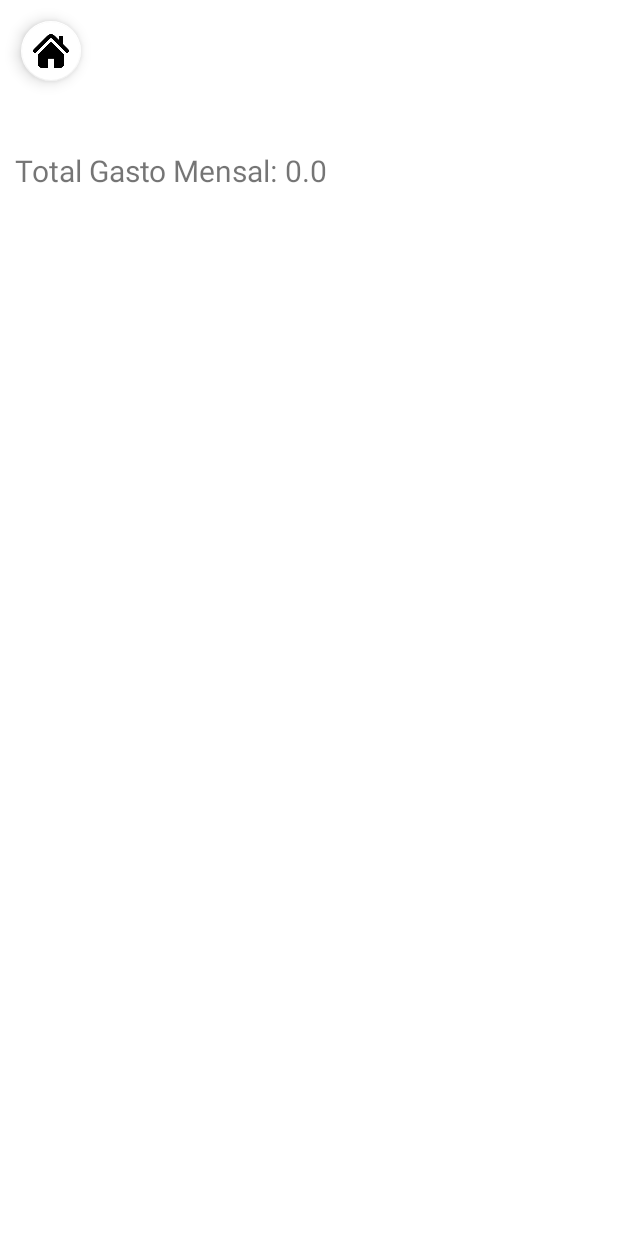
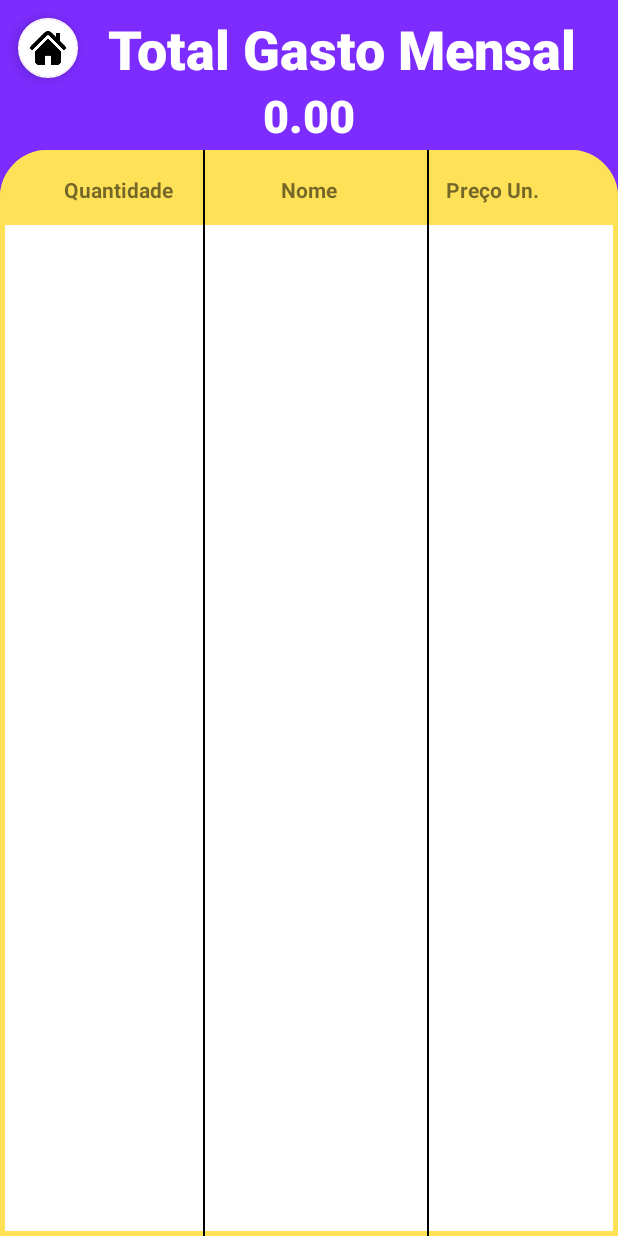
Before and after one commit to alisson199/CRUD_Android, an Android app: the RelatorioActivity screen opened directly, with no data from a screen before it, after a tap on "FEV", on a phone screen of 412 x 824 dp. Run offline under Robolectric (Android 15) with nearby library versions, the phone set to English and light mode, and no system bars.

Commit message:
Formating the coin in "Relatorios Mensal" and restricting the "buy" with none item

```diff
--- a/AppEstoque/app/src/main/java/com/example/appestoque/ComprasActivity.java
+++ b/AppEstoque/app/src/main/java/com/example/appestoque/ComprasActivity.java
@@ -3,6 +3,7 @@ package com.example.appestoque;
 import androidx.appcompat.app.AppCompatActivity;
 
 import android.app.AlertDialog;
+import android.app.Dialog;
 import android.content.DialogInterface;
 import android.content.Intent;
 import android.os.Bundle;
@@ -69,10 +70,15 @@ public class ComprasActivity extends AppCompatActivity {
             dao.inserirRelatorios( filtroprodutos.get( i ), data );
         }
         valortotal = 0;
-        dao.deletarTodaCompras();
-        Toast.makeText( this,"Compra realizada!",Toast.LENGTH_SHORT ).show();
-        Intent it = new Intent(this, MainScreenActivity.class);
-        startActivity( it );
+            if(dao.temItem()>0){
+            dao.deletarTodaCompras();
+            Toast.makeText( this,"Compra realizada!",Toast.LENGTH_SHORT ).show();
+            Intent it = new Intent(this, MainScreenActivity.class);
+            startActivity( it );
+        } else
+            {
+                Toast.makeText( this,"Não há itens na lista de compras!",Toast.LENGTH_LONG ).show();
+            }
     }
 
     @Override
--- a/AppEstoque/app/src/main/java/com/example/appestoque/EstoqueActivity.java
+++ b/AppEstoque/app/src/main/java/com/example/appestoque/EstoqueActivity.java
@@ -31,18 +31,12 @@ public class EstoqueActivity extends AppCompatActivity {
         super.onCreate( savedInstanceState );
         setContentView( R.layout.activity_estoque );
 
-        //Capturando a list view
-        listView = findViewById( R.id.listEstoque );
-        //Instanciando um dao
-        dao = new EstoqueDAO( this );
-        //Capturando estoque do dao
-        produtos = dao.obterEstoque();
-        //Criando um menu de contexto
-        registerForContextMenu( listView );
-        //Adicionando todos os produtos obtidos do dao, ao filtro
-        filtroprodutos.addAll( produtos );
-        //Adaptando a matriz para inserir na lista de uma maneira mais visual
-        ProdutosAdapter adaptador = new ProdutosAdapter( filtroprodutos, this  );
+        listView = findViewById( R.id.listEstoque );  //Capturando a list view
+        dao = new EstoqueDAO( this );   //Instanciando um dao
+        produtos = dao.obterEstoque();    //Capturando estoque do dao
+        registerForContextMenu( listView );   //Criando um menu de context
+        filtroprodutos.addAll( produtos );    //Adicionando todos os produtos obtidos do dao, ao filtro
+        ProdutosAdapter adaptador = new ProdutosAdapter( filtroprodutos, this  );    //Adaptando a matriz para inserir na lista de uma maneira mais visual
         listView.setAdapter( adaptador );
     }
 
--- a/AppEstoque/app/src/main/java/com/example/appestoque/EstoqueDAO.java
+++ b/AppEstoque/app/src/main/java/com/example/appestoque/EstoqueDAO.java
@@ -77,8 +77,8 @@ public class EstoqueDAO {
 
     public void inserirRelatorios(Produtos produtos, String data)
     {
-        Cursor aux = banco.query( "tb_produtos", new String[]{"id", "nm_produtos", "qt_produtos", "qt_min_produtos", "preco"},
-                "nm_produtos = ?",new String []{produtos.getNome()}, null, null, null, null);
+        Cursor aux = banco.query( "tb_relatorios", new String[]{"rid", "nm_prod", "qt_prod", "qt_min_prod", "vlr"},
+                "nm_prod = ?",new String []{produtos.getNome()}, null, null, null, null);
         boolean achouproduto = false;
         int qtcont = 0;
         if(aux.getCount() > 0) {
@@ -95,7 +95,7 @@ public class EstoqueDAO {
                     values.put( "qt_min_prod", produtos.getQt_min_estoque() );
                     values.put( "vlr", produtos.getValor() );
                     values.put("data", data);
-                    banco.update( "tb_relatorios", values, "preco = ?",
+                    banco.update( "tb_relatorios", values, "vlr = ?",
                             new String[]{
                                     produtos.getValor()
                             } );
@@ -190,13 +190,21 @@ public class EstoqueDAO {
         return produtos;
     }
 
+    public int temItem () {
+        Cursor cursor = banco.query( "tb_ListaCompras", new String[] { "lcid", "nm_produto",
+                        "qt_produto", "qt_min_produto", "valor"},
+                null, null, null, null, null);
+
+        return cursor.getCount();
+    }
+
     public String obterTotalMensal(String mes, String ano) {
         double total = 0;
         String data = ano + "/" + mes;
         Cursor cursor = banco.query( "tb_relatorios", new String[]{"rid", "nm_prod", "qt_prod", "qt_min_prod", "vlr","data"},
                 "data = ?",new String[]{data}, null, null, null, null);
         while (cursor.moveToNext()) {
-            total += Double.parseDouble( cursor.getString( 4 ) );
+            total += Integer.parseInt( cursor.getString( 2 ) ) * Double.parseDouble( cursor.getString( 4 ) );
         }
         cursor.close();
         return Double.toString( total );
--- a/AppEstoque/app/src/main/java/com/example/appestoque/RelatorioActivity.java
+++ b/AppEstoque/app/src/main/java/com/example/appestoque/RelatorioActivity.java
@@ -12,8 +12,13 @@ import android.widget.ListView;
 import android.widget.TextView;
 import android.widget.Toast;
 
+import java.text.SimpleDateFormat;
+
+import java.util.Calendar;
+import java.util.Date;
 import java.util.ArrayList;
 import java.util.List;
+
 
 public class RelatorioActivity extends AppCompatActivity {
 
@@ -27,12 +32,29 @@ public class RelatorioActivity extends AppCompatActivity {
 
         dao = new EstoqueDAO( this );
 
+        TextView textoano = findViewById( R.id.lbl_ano );
 
+        textoano.setText( getTime( "YYYY" ) );
+
+
+    }
+    private static String getTime(String format){
+
+        if (format.isEmpty()) {
+            throw new NullPointerException("A pattern não pode ser NULL!");
+        }
+
+        Calendar calendar = Calendar.getInstance();
+
+        SimpleDateFormat formato = new SimpleDateFormat(format);
+        Date data = calendar.getTime();
+
+        return formato.format(data);
     }
 
     public String ano () {
-        TextView a = findViewById( R.id.lbl_ano );
-        return (String) a.getText();
+        TextView a = findViewById( R.id.lbl_ano ); //Captura a label ano...
+        return (String) a.getText(); // retorna o texto dela..
     }
 
     public void mes1 (View v) {
--- a/AppEstoque/app/src/main/java/com/example/appestoque/RelatorioMensalActivity.java
+++ b/AppEstoque/app/src/main/java/com/example/appestoque/RelatorioMensalActivity.java
@@ -9,6 +9,7 @@ import android.view.View;
 import android.widget.ListView;
 import android.widget.TextView;
 
+import java.text.DecimalFormat;
 import java.util.ArrayList;
 import java.util.List;
 
@@ -52,7 +53,8 @@ public class RelatorioMensalActivity extends AppCompatActivity {
         listView.setAdapter( adaptador );
 
         TextView gasto = findViewById( R.id.lbl_valorTotal );
-        gasto.setText( gastoMensal );
+        String moeda = new DecimalFormat("#,##0.00").format( Double.parseDouble( gastoMensal ));
+        gasto.setText( moeda);
 
         listView.setAdapter( adaptador );
     }
--- a/AppEstoque/app/src/main/res/layout/activity_relatorio.xml
+++ b/AppEstoque/app/src/main/res/layout/activity_relatorio.xml
@@ -185,7 +185,7 @@
         android:layout_width="wrap_content"
         android:layout_height="wrap_content"
         android:layout_marginTop="110dp"
-        android:text="2021"
+        android:text="0000"
         android:textSize="20sp"
         android:textStyle="bold"
         app:layout_constraintEnd_toEndOf="parent"
--- a/AppEstoque/app/src/main/res/layout/activity_relatorio_mensal.xml
+++ b/AppEstoque/app/src/main/res/layout/activity_relatorio_mensal.xml
@@ -4,16 +4,69 @@
     xmlns:tools="http://schemas.android.com/tools"
     android:layout_width="match_parent"
     android:layout_height="match_parent"
-    tools:context=".RelatorioMensalActivity">
+    tools:context=".RelatorioMensalActivity"
+    android:background="@color/azul_roxo">
 
+
+    <View
+        android:id="@+id/view"
+        android:layout_width="match_parent"
+        android:layout_height="match_parent"
+        android:layout_marginTop="100dp"
+        android:background="@drawable/shapes"
+        app:layout_constraintTop_toBottomOf="@+id/textView11" />
+
+    <View
+        android:id="@+id/view2"
+        android:layout_width="match_parent"
+        android:layout_height="50dp"
+        android:layout_marginTop="100dp"
+        android:background="@drawable/shapes"
+        android:backgroundTint="@color/laranja_medio"
+        app:layout_constraintTop_toTopOf="parent" />
+
+    <TextView
+        android:id="@+id/textView14"
+        android:layout_width="wrap_content"
+        android:layout_height="wrap_content"
+        android:layout_marginTop="8dp"
+        android:fontFamily="sans-serif-black"
+        android:text="Total Gasto Mensal"
+        android:textColor="#FFFFFF"
+        android:textSize="36dp"
+        app:layout_constraintEnd_toEndOf="parent"
+        app:layout_constraintHorizontal_bias="0.721"
+        app:layout_constraintStart_toStartOf="parent"
+        app:layout_constraintTop_toTopOf="parent" />
+
+    <View
+        android:id="@+id/viw3"
+        android:layout_width="1dp"
+        android:layout_height="match_parent"
+        android:layout_marginStart="20dp"
+        android:layout_marginLeft="20dp"
+        android:layout_marginTop="100dp"
+        android:background="@color/black"
+        app:layout_constraintStart_toEndOf="@id/textView19"
+        app:layout_constraintTop_toTopOf="parent" />
+    <View
+        android:id="@+id/vie"
+        android:layout_width="1dp"
+        android:layout_height="match_parent"
+        android:layout_marginStart="60dp"
+        android:layout_marginLeft="20dp"
+        android:layout_marginTop="100dp"
+        android:background="@color/black"
+        app:layout_constraintStart_toEndOf="@id/textView21"
+        app:layout_constraintTop_toTopOf="parent" />
 
     <com.google.android.material.floatingactionbutton.FloatingActionButton
         android:id="@+id/floatingActionButton3"
         android:layout_width="wrap_content"
         android:layout_height="wrap_content"
-        android:layout_marginStart="10dp"
-        android:layout_marginLeft="10dp"
-        android:layout_marginTop="10dp"
+        android:layout_marginStart="8dp"
+        android:layout_marginLeft="8dp"
+        android:layout_marginTop="8dp"
         android:clickable="true"
         android:onClick="telainicial"
         app:backgroundTint="@color/white"
@@ -26,23 +79,58 @@
         android:id="@+id/lbl_valorTotal"
         android:layout_width="wrap_content"
         android:layout_height="wrap_content"
-        android:layout_marginTop="100dp"
+        android:fontFamily="sans-serif-black"
         android:text="TextView"
-        android:textSize="20sp"
-        app:layout_constraintStart_toEndOf="@+id/textView12"
-        app:layout_constraintTop_toTopOf="parent" />
+        android:textColor="@color/white"
+        android:textSize="30sp"
+        app:layout_constraintEnd_toEndOf="parent"
+        app:layout_constraintStart_toStartOf="parent"
+        app:layout_constraintTop_toBottomOf="@+id/textView14" />
 
     <TextView
-        android:id="@+id/textView12"
+        android:id="@+id/textView21"
         android:layout_width="wrap_content"
         android:layout_height="wrap_content"
-        android:layout_marginStart="10dp"
-        android:layout_marginLeft="10dp"
-        android:layout_marginTop="100dp"
-        android:text="Total Gasto Mensal: "
-        android:textSize="20sp"
+        android:layout_marginTop="60dp"
+        android:text="Nome"
+        android:textSize="14sp"
+        android:textStyle="bold"
+        app:layout_constraintEnd_toEndOf="parent"
+        app:layout_constraintHorizontal_bias="0.5"
         app:layout_constraintStart_toStartOf="parent"
-        app:layout_constraintTop_toTopOf="parent" />
+        app:layout_constraintTop_toTopOf="@+id/lbl_valorTotal" />
+
+    <TextView
+        android:id="@+id/textView19"
+        android:layout_width="wrap_content"
+        android:layout_height="wrap_content"
+        android:layout_marginStart="20dp"
+        android:layout_marginLeft="20dp"
+        android:layout_marginTop="60dp"
+        android:layout_marginEnd="50dp"
+        android:layout_marginRight="50dp"
+        android:text="Quantidade"
+        android:textSize="14sp"
+        android:textStyle="bold"
+        app:layout_constraintEnd_toStartOf="@+id/textView21"
+        app:layout_constraintStart_toStartOf="parent"
+        app:layout_constraintTop_toTopOf="@+id/lbl_valorTotal" />
+
+    <TextView
+        android:id="@+id/textView20"
+        android:layout_width="wrap_content"
+        android:layout_height="wrap_content"
+        android:layout_marginStart="50dp"
+        android:layout_marginLeft="50dp"
+        android:layout_marginTop="60dp"
+        android:layout_marginEnd="30dp"
+        android:layout_marginRight="30dp"
+        android:text="Preço Un."
+        android:textSize="14sp"
+        android:textStyle="bold"
+        app:layout_constraintEnd_toEndOf="parent"
+        app:layout_constraintStart_toEndOf="@+id/textView21"
+        app:layout_constraintTop_toTopOf="@+id/lbl_valorTotal" />
 
     <ListView
         android:id="@+id/listRM"
@@ -50,13 +138,12 @@
         android:layout_height="0dp"
         android:layout_marginStart="12dp"
         android:layout_marginLeft="12dp"
-        android:layout_marginTop="10dp"
         android:layout_marginEnd="12dp"
         android:layout_marginRight="12dp"
         android:layout_marginBottom="10dp"
         app:layout_constraintBottom_toBottomOf="parent"
         app:layout_constraintEnd_toEndOf="parent"
         app:layout_constraintStart_toStartOf="parent"
-        app:layout_constraintTop_toBottomOf="@+id/lbl_valorTotal" />
+        app:layout_constraintTop_toBottomOf="@+id/view2" />
 
 </androidx.constraintlayout.widget.ConstraintLayout>
```
